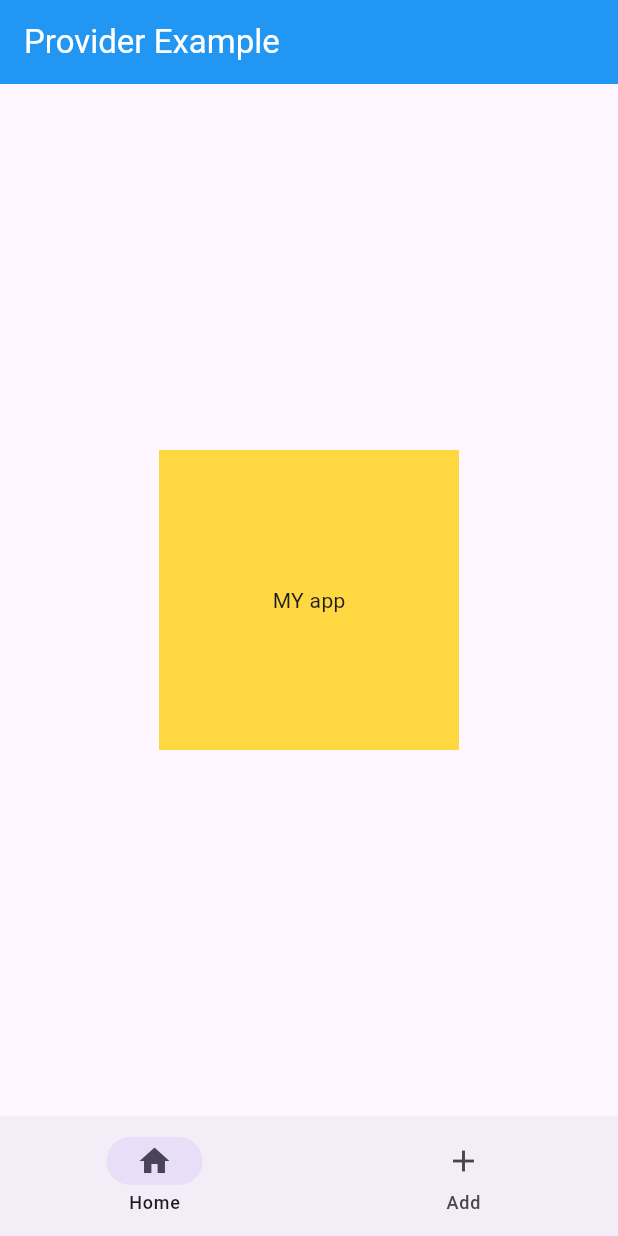
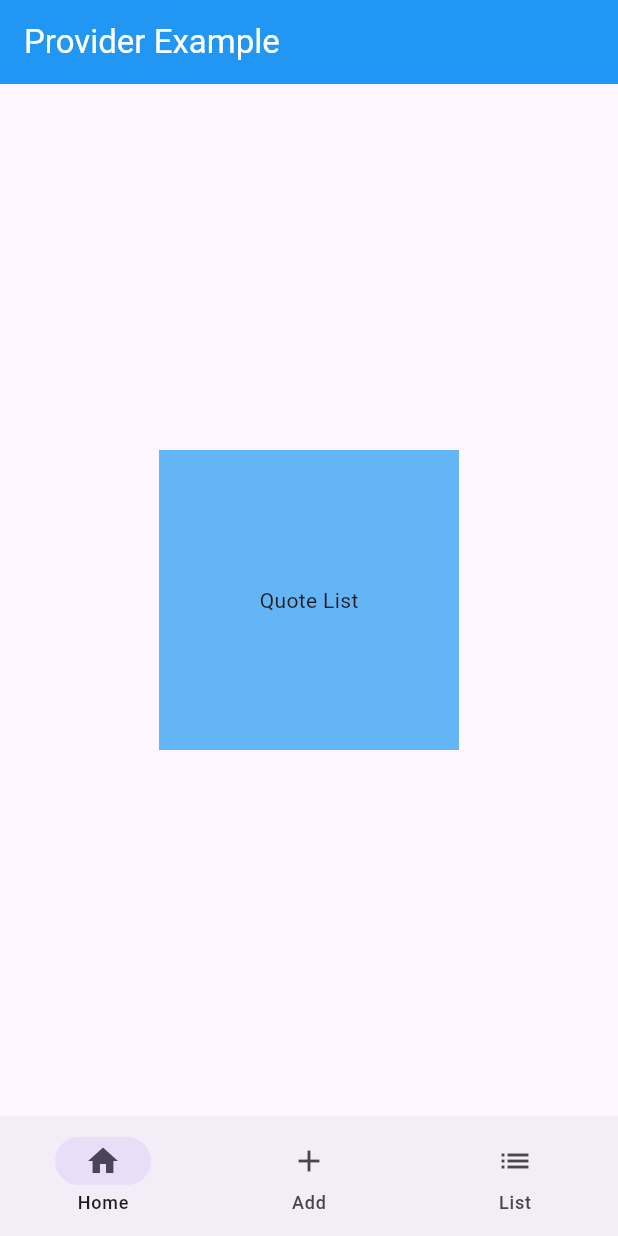
Before and after one commit to bk-software/flutter-course, a Flutter app: the screen it shows after launch, on a phone screen of 412 x 824 dp. Run offline on Flutter 3.47's test engine with Material 3 defaults, Android fonts, the phone set to English and light mode, and no system bars.

Commit message:
create quote app v1

```diff
--- a/lib/examples/provider/provider_example.dart
+++ /dev/null
@@ -1,32 +0,0 @@
-import 'package:flutter/material.dart';
-
-class ProviderExampleApp extends StatelessWidget {
-  const ProviderExampleApp({super.key});
-
-  @override
-  Widget build(BuildContext context) {
-    return MaterialApp(
-      home: Scaffold(
-        appBar: AppBar(
-          title: const Text('Provider Example'),
-          backgroundColor: Colors.blue,
-          foregroundColor: Colors.white,
-        ),
-        body: Center(
-          child: Container(
-            width: 200,
-            height: 200,
-            color: Colors.amberAccent,
-            child: const Center(child: Text('MY app')),
-          ),
-        ),
-        bottomNavigationBar: NavigationBar(
-          destinations: const [
-            NavigationDestination(icon: Icon(Icons.home), label: 'Home'),
-            NavigationDestination(icon: Icon(Icons.add), label: 'Add'),
-          ],
-        ),
-      ),
-    );
-  }
-}
--- /dev/null
+++ b/lib/examples/provider/quote_app_v2/provider_example.dart
@@ -0,0 +1,83 @@
+import 'package:flutter/material.dart';
+
+class QuoteAppV2 extends StatelessWidget {
+  const QuoteAppV2({super.key});
+
+  @override
+  Widget build(BuildContext context) {
+    List<Widget> pages = [
+      const QuotesView(),
+      const AddQuote(),
+      const QuoteList(),
+    ];
+    return MaterialApp(
+      home: Scaffold(
+        appBar: AppBar(
+          title: const Text('Provider Example'),
+          backgroundColor: Colors.blue,
+          foregroundColor: Colors.white,
+        ),
+        body: pages[2],
+        bottomNavigationBar: NavigationBar(
+          selectedIndex: 0,
+          onDestinationSelected: (int index) {
+            print('page index $index');
+          },
+          destinations: const [
+            NavigationDestination(icon: Icon(Icons.home), label: 'Home'),
+            NavigationDestination(icon: Icon(Icons.add), label: 'Add'),
+            NavigationDestination(icon: Icon(Icons.list), label: 'List'),
+          ],
+        ),
+      ),
+    );
+  }
+}
+
+class QuotesView extends StatelessWidget {
+  const QuotesView({super.key});
+
+  @override
+  Widget build(BuildContext context) {
+    return Center(
+      child: Container(
+        width: 200,
+        height: 200,
+        color: Colors.amberAccent,
+        child: const Center(child: Text('MY app')),
+      ),
+    );
+  }
+}
+
+class AddQuote extends StatelessWidget {
+  const AddQuote({super.key});
+
+  @override
+  Widget build(BuildContext context) {
+    return Center(
+      child: Container(
+        width: 200,
+        height: 200,
+        color: Colors.redAccent,
+        child: const Center(child: Text('Add quote')),
+      ),
+    );
+  }
+}
+
+class QuoteList extends StatelessWidget {
+  const QuoteList({super.key});
+
+  @override
+  Widget build(BuildContext context) {
+    return Center(
+      child: Container(
+        width: 200,
+        height: 200,
+        color: Colors.blue.shade300,
+        child: const Center(child: Text('Quote List')),
+      ),
+    );
+  }
+}
--- a/lib/main.dart
+++ b/lib/main.dart
@@ -1,9 +1,11 @@
-import 'package:class_examples/examples/provider/provider_example.dart';
+import 'package:class_examples/examples/provider/quote_app_v1/provider_example.dart';
+import 'package:class_examples/examples/provider/quote_app_v2/provider_example.dart';
 import 'package:flutter/material.dart';
 
 void main() {
   //runApp(const MyCounterApp());
   //runApp(const MemoryCardApp());
   //runApp(const MemoryGameApp());
-  runApp(const ProviderExampleApp());
+  //runApp(const ProviderExampleApp());
+  runApp(const QuoteAppV2());
 }
```
Also changed, not shown: lib/examples/provider/quote_app_v1/provider_example.dart (added, +83 -0 lines).
